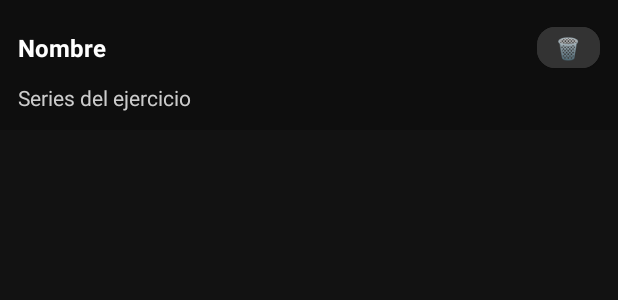
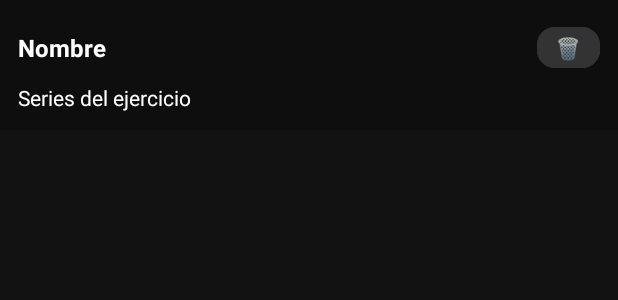
Before and after one commit to metalolmo/APPGimnasio, an Android app: the layout item_ejercicio_historial.xml on its own in the app's theme, with its tools: preview values and no code run, on a phone screen of 412 x 824 dp. Shown: the top 300 px of the screen. Run offline under Robolectric (Android 15) with nearby library versions, the phone set to English and light mode, and no system bars.

Commit message:
Tercera parte versión final

```diff
--- a/app/src/main/res/layout/item_ejercicio_historial.xml
+++ b/app/src/main/res/layout/item_ejercicio_historial.xml
@@ -44,7 +44,8 @@
         android:layout_width="match_parent"
         android:layout_height="wrap_content"
         android:text="Series del ejercicio"
-        android:textColor="#CCCCCC"
+        android:textColor="@android:color/white"
         android:textSize="14sp"
-        android:layout_marginTop="4dp" />
+        android:layout_marginTop="4dp"
+        android:visibility="visible" />
 </LinearLayout>
```
Also changed, not shown: app/src/main/java/es/ua/eps/gimnasioapp/EntrenamientoActivity.kt (+6 -1 lines).
